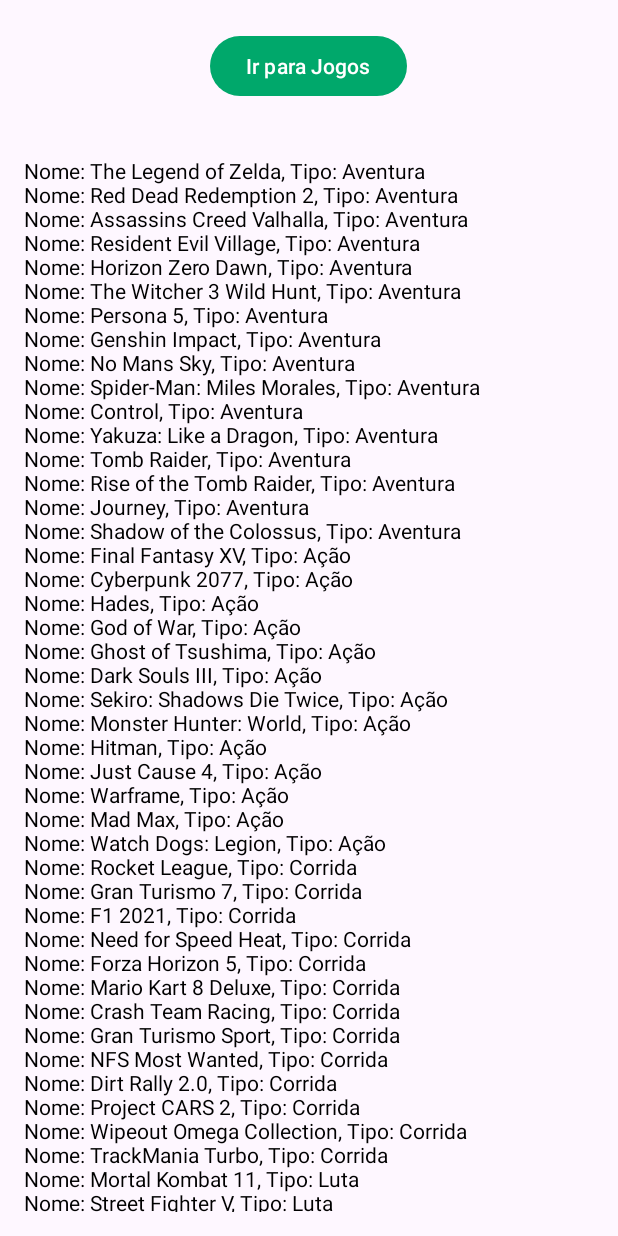
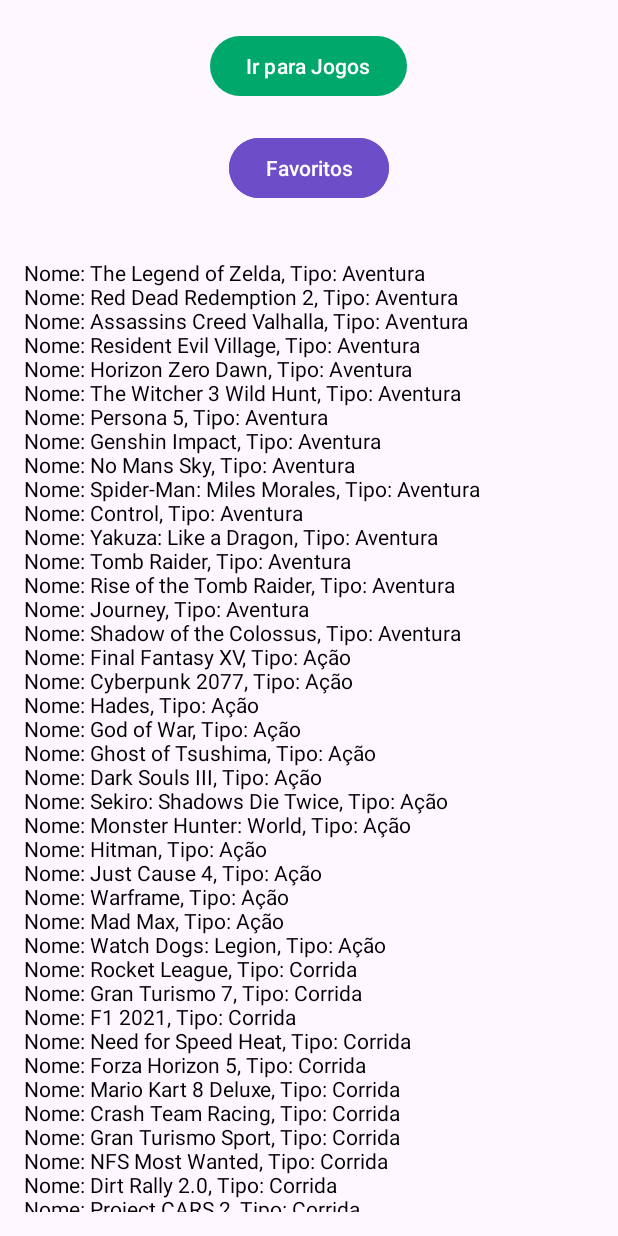
Before and after one commit to vinicius-yudi/ProjetoAndroid, an Android app: the TelaPrincipal screen opened directly, with no data from a screen before it, on a phone screen of 412 x 824 dp. Run offline under Robolectric (Android 15) with nearby library versions, the phone set to English and light mode, and no system bars.

Commit message:
Adição tela favoritos

```diff
--- a/app/src/main/AndroidManifest.xml
+++ b/app/src/main/AndroidManifest.xml
@@ -22,6 +22,9 @@
 	    android:name=".TelaGame"
             android:exported="false" />
         <activity
+            android:name="Favoritos"
+            android:exported="false" />
+        <activity
             android:name=".MainActivity"
             android:exported="true" >
             <intent-filter>
--- a/app/src/main/java/com/yudi/projetoandroid/TelaPrincipal.kt
+++ b/app/src/main/java/com/yudi/projetoandroid/TelaPrincipal.kt
@@ -1,10 +1,8 @@
 package com.yudi.projetoandroid
 
-import android.annotation.SuppressLint
 import android.content.Intent
 import android.graphics.Color
 import android.os.Bundle
-import android.view.View
 import android.widget.Button
 import android.widget.TextView
 import androidx.activity.enableEdgeToEdge
@@ -13,7 +11,9 @@ import androidx.core.view.ViewCompat
 import androidx.core.view.WindowInsetsCompat
 
 class TelaPrincipal : AppCompatActivity() {
-    @SuppressLint("MissingInflatedId")
+
+    private var userId: Int = 1
+
     override fun onCreate(savedInstanceState: Bundle?) {
         super.onCreate(savedInstanceState)
         enableEdgeToEdge()
@@ -31,21 +31,26 @@ class TelaPrincipal : AppCompatActivity() {
             startActivity(intent)
         }
 
-        // Chama a função para mostrar usuários na tela
-        mostrarUsuarios()
+        findViewById<Button>(R.id.btnFavoritos).setOnClickListener {
+            val intent = Intent(this, Favoritos::class.java)
+            intent.putExtra("USER_ID", userId)
+            startActivity(intent)
+        }
+
+        mostrarJogos()
     }
 
-    private fun mostrarUsuarios() {
+    private fun mostrarJogos() {
         val db = MeuBancoDeDados(this)
-        val usuarios = db.obterJogos()
+        val jogos = db.obterJogos()
 
-        val usuariosTextView: TextView = findViewById(R.id.usuariosTextView) // Certifique-se de ter esse TextView no layout
+        val jogosTextView: TextView = findViewById(R.id.jogosTextView)
         val sb = StringBuilder()
 
-        for (jogo in usuarios) {
+        for (jogo in jogos) {
             sb.append("Nome: ${jogo.nome}, Tipo: ${jogo.tipo}\n")
         }
 
-        usuariosTextView.text = sb.toString()
+        jogosTextView.text = sb.toString()
     }
 }
--- a/app/src/main/res/layout/activity_tela_principal.xml
+++ b/app/src/main/res/layout/activity_tela_principal.xml
@@ -14,9 +14,16 @@
         android:layout_height="wrap_content"
         android:text="Ir para Jogos"
         android:layout_marginTop="20dp" />
+    <Button
+        android:id="@+id/btnFavoritos"
+        android:layout_width="wrap_content"
+        android:layout_height="wrap_content"
+        android:text="Favoritos"
+        android:backgroundTint="#6D4DC8"
+        android:layout_marginTop="20dp" />
 
     <TextView
-        android:id="@+id/usuariosTextView"
+        android:id="@+id/jogosTextView"
         android:layout_width="match_parent"
         android:layout_height="wrap_content"
         android:textColor="@android:color/black"
--- a/app/src/main/res/layout/item_game.xml
+++ b/app/src/main/res/layout/item_game.xml
@@ -20,4 +20,10 @@
         android:layout_height="wrap_content"
         android:textColor="@android:color/white"
         android:textSize="14sp" />
+
+    <Button
+        android:id="@+id/btnFavorite"
+        android:layout_width="wrap_content"
+        android:layout_height="wrap_content"
+        android:text="Favoritar" />
 </LinearLayout>
--- a/app/src/main/res/values/strings.xml
+++ b/app/src/main/res/values/strings.xml
@@ -11,6 +11,8 @@
     <string name="txt_tela_cadastro">Clique aqui para se Cadastrar!</string>
     <string name="txt_JaTenhoCadastro">Ja possuo cadastro!</string>
     <string name="nome_do_jogo">Nome do Jogo</string>
+    <string name="voltar_para_lista">Voltar para lista</string>
+    <string name="sem_favoritos">Sem Favoritos</string>
 
     <string-array name="game_genres">
         <item>Aventura</item>
```
Also changed, not shown: app/src/main/java/com/yudi/projetoandroid/BancodeDados.kt (+43 -5 lines), app/src/main/java/com/yudi/projetoandroid/Favoritos.kt (added, +42 -0 lines), app/src/main/java/com/yudi/projetoandroid/GameAdapter.kt (added, +44 -0 lines), app/src/main/java/com/yudi/projetoandroid/MainActivity.kt (+17 -6 lines), app/src/main/java/com/yudi/projetoandroid/TelaCadastro.kt (+2 -5 lines), app/src/main/res/layout/activity_favoritos.xml (added, +30 -0 lines), app/src/main/res/layout/activity_main.xml (+14 -0 lines).
